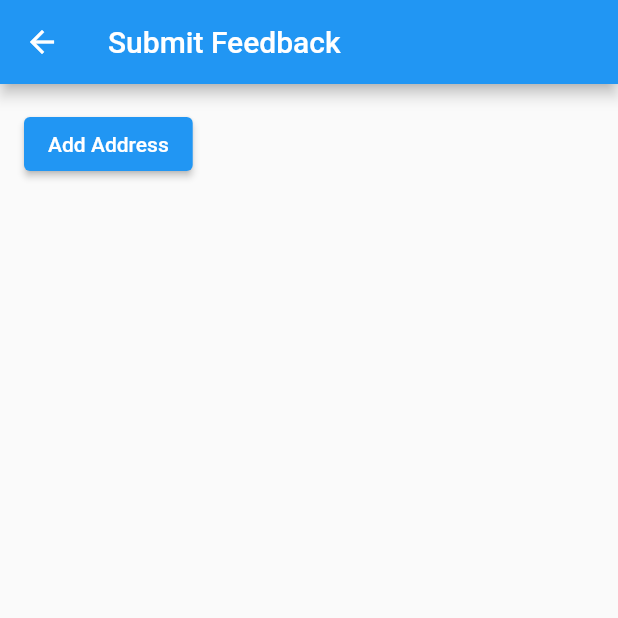
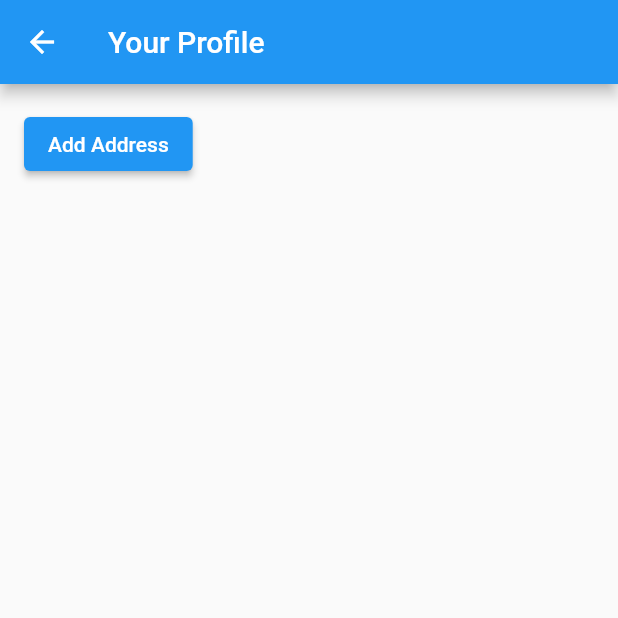
Before and after one commit to Chinmay-Gurav/DeltaNode, a Flutter app: the SetMen screen opened directly, on a phone screen of 412 x 824 dp, the top half of it. Run offline on Flutter 3.47's test engine with Material 2 defaults, Android fonts, the phone set to English and light mode, and no system bars; our stand-ins replace cloud_firestore, firebase_auth, firebase_core, shared_preferences; accounts and stored records are empty.

Commit message:
profile rename

```diff
--- a/lib/profile.dart
+++ b/lib/profile.dart
@@ -54,7 +54,7 @@ class _SetMenState extends State<SetMen> {
   Widget build(BuildContext context) {
     return Scaffold(
       appBar: AppBar(
-        title: const Text('Submit Feedback'),
+        title: const Text('Your Profile'),
       ),
       body: Padding(
         padding: const EdgeInsets.all(16.0),
```
